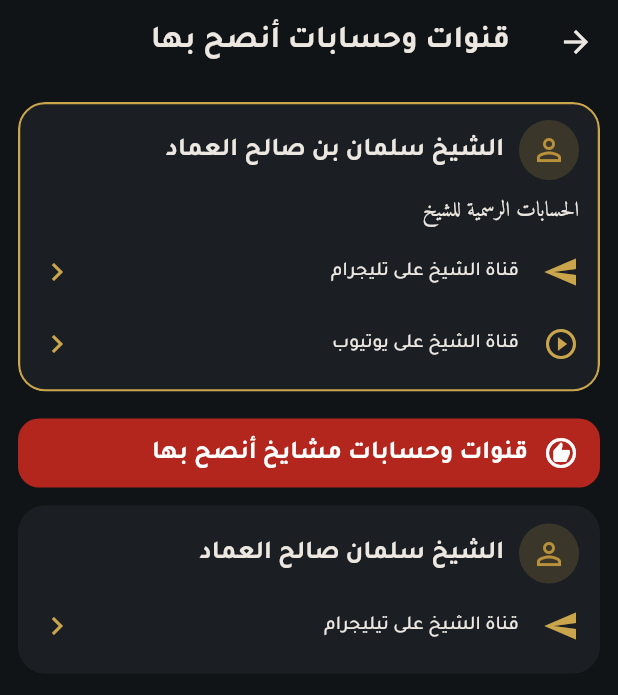
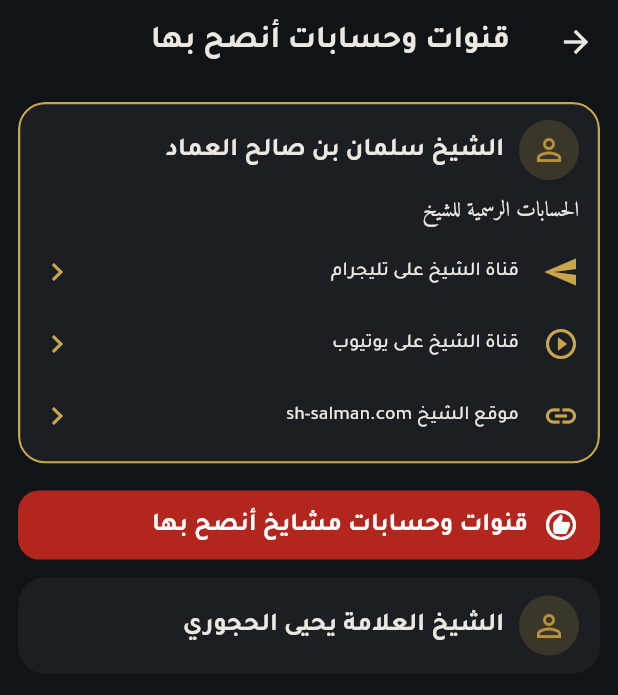
Before and after one commit to www774475437-svg/alemad, a Flutter app: the HomeShell screen opened directly, after a tap on the "nightlight" icon, after a tap on "المزيد", after a tap on "قنوات وحسابات أنصح بها", on a phone screen of 412 x 824 dp. Shown: the top 695 px of the screen. Run offline on Flutter 3.47's test engine with Material 3 defaults, Android fonts, the phone set to English and light mode, and no system bars; our stand-ins replace cloud_firestore, firebase_ai, firebase_auth, firebase_core, firebase_database, flutter_local_notifications and 13 more; missing offline and left inert: firebase_app_check, pdfrx, record, workmanager; accounts and stored records are empty; network calls fail.

Commit message:
الرئيسية: عناوين كبيرة وبطاقات أكبر وزر المزيد، القصائد بأبياتها، حذف الحساب المكرر، إضافة الشيخ يحيى الحجوري وموقع الشيخ

```diff
--- a/assets/data/links.json
+++ b/assets/data/links.json
@@ -1,7 +1,8 @@
 {
   "sheikh": [
     {"platform": "telegram", "name": "قناة الشيخ على تليجرام", "url": "https://t.me/salmansalehalemad"},
-    {"platform": "youtube",  "name": "قناة الشيخ على يوتيوب", "url": "https://youtube.com/@salmanalimad"}
+    {"platform": "youtube",  "name": "قناة الشيخ على يوتيوب", "url": "https://youtube.com/@salmanalimad"},
+    {"platform": "link", "name": "موقع الشيخ sh-salman.com", "url": "https://sh-salman.com"}
   ],
   "developer": {
     "name": "أبو عبد الرحمن أحمد الأثري",
--- a/lib/config.dart
+++ b/lib/config.dart
@@ -20,7 +20,7 @@ class AppConfig {
   /// The copy published on Google Play: Play updates it, so no APK update notices.
   static const fromPlay = bool.fromEnvironment('PLAY');
 
-  static const version = '1.5.0';
+  static const version = '1.5.1';
 
   /// Short link: channel answers are «…/#/a/<number>».
   static String fatwaLink(String id) =>
--- a/lib/main.dart
+++ b/lib/main.dart
@@ -205,7 +205,7 @@ class AlemadApp extends StatelessWidget {
       listenable: repo,
       builder: (context, _) => MaterialApp(
         navigatorKey: appNavKey,
-        title: 'سلمان العماد',
+        title: 'الشيخ سلمان العماد',
         debugShowCheckedModeBanner: false,
         locale: const Locale('ar'),
         supportedLocales: const [Locale('ar')],
--- a/lib/screens/accounts_screen.dart
+++ b/lib/screens/accounts_screen.dart
@@ -25,6 +25,8 @@ class AccountsScreen extends StatelessWidget {
     'link': 'موقع أو رابط آخر',
   };
 
+  static bool _isSheikh(String name) => name.contains('سلمان') && name.contains('العماد');
+
   static Future<void> _save(BuildContext context, List<Map<String, dynamic>> people, String log) async {
     final err = await Cloud.instance.setConfig('accounts', {'people': people}, log);
     if (context.mounted) {
@@ -39,7 +41,13 @@ class AccountsScreen extends StatelessWidget {
     return ListenableBuilder(
       listenable: Listenable.merge([cloud, repo]),
       builder: (context, _) {
-        final people = cloud.accounts;
+        // The sheikh's own account is shown once, at the top; it is not a
+        // scholar to recommend, so any copy of it in the saved list is dropped.
+        final people = [
+          for (final p in cloud.accounts)
+            if (!_isSheikh('${p['name'] ?? ''}')) p,
+        ];
+        final hasHajuri = people.any((p) => '${p['name'] ?? ''}'.contains('الحجوري'));
         final canEdit = cloud.ready && cloud.isFullAdmin;
         return Scaffold(
           appBar: AppBar(title: const Text('قنوات وحسابات أنصح بها')),
@@ -115,6 +123,9 @@ class AccountsScreen extends StatelessWidget {
                   ],
                 ),
               ),
+              // A scholar the sheikh recommends, shown without a channel for now.
+              if (!hasHajuri)
+                const _PersonCard(name: 'الشيخ العلامة يحيى الحجوري', links: []),
               for (var i = 0; i < people.length; i++)
                 _PersonCard(
                   name: '${people[i]['name'] ?? ''}',
--- a/lib/screens/home_shell.dart
+++ b/lib/screens/home_shell.dart
@@ -499,7 +499,7 @@ class _SideNav extends StatelessWidget {
               const ClipOval(child: AppLogo(size: 46)),
               const SizedBox(width: 10),
               Expanded(
-                child: Text('سلمان العماد',
+                child: Text('الشيخ سلمان العماد',
                     style: TextStyle(fontFamily: kUiFont, fontSize: 20, fontWeight: FontWeight.bold, color: accent)),
               ),
             ]),
--- a/lib/screens/home_tab.dart
+++ b/lib/screens/home_tab.dart
@@ -146,10 +146,12 @@ class _HomeTabState extends State<HomeTab> {
           const SliverToBoxAdapter(child: OccasionCard()),
           // Then «جديد …», row after row, as the site's home page has them.
           const SliverToBoxAdapter(child: NewAudioRow(listKey: 's1', title: 'جديد التلاوات', group: 'التلاوات')),
-          const SliverToBoxAdapter(child: NewAudioRow(listKey: 's6', title: 'جديد الخطب', group: 'الخطب والمحاضرات')),
           const SliverToBoxAdapter(
-              child: NewAudioRow(listKey: 's7', title: 'جديد المحاضرات', group: 'الخطب والمحاضرات')),
-          const SliverToBoxAdapter(child: NewAudioRow(listKey: 's16', title: 'جديد الردود', group: 'الردود')),
+              child: NewAudioRow(listKey: 's6', title: 'جديد الخطب', group: 'الخطب والمحاضرات', big: true)),
+          const SliverToBoxAdapter(
+              child: NewAudioRow(listKey: 's7', title: 'جديد المحاضرات', group: 'الخطب والمحاضرات', big: true)),
+          const SliverToBoxAdapter(
+              child: NewAudioRow(listKey: 's16', title: 'جديد الردود', group: 'الردود', big: true)),
           const SliverToBoxAdapter(child: LessonFieldsRow()),
           SliverToBoxAdapter(
             child: TextsRow(
@@ -161,6 +163,7 @@ class _HomeTabState extends State<HomeTab> {
             child: TextsRow(
                 title: 'القصائد الشعرية',
                 items: siteTexts(const ['القصائد']),
+                poem: true,
                 more: const TextsScreen(title: 'القصائد', sections: ['القصائد'])),
           ),
           SliverToBoxAdapter(
@@ -286,10 +289,11 @@ class _Header extends StatelessWidget {
                 children: [
                   ClipOval(child: AppLogo(size: 40)),
                   const SizedBox(width: 10),
-                  Text('سلمان العماد',
-                      style: TextStyle(
-                          fontFamily: 'Tajawal', color: ink, fontSize: 23, fontWeight: FontWeight.bold)),
-                  const Spacer(),
+                  Expanded(
+                    child: Text('الشيخ سلمان العماد',
+                        style: TextStyle(
+                            fontFamily: 'Amiri', color: ink, fontSize: 26, fontWeight: FontWeight.bold)),
+                  ),
                   IconButton(
                     tooltip: dark ? 'الوضع الفاتح' : 'الوضع الداكن',
                     icon: Icon(dark ? Icons.wb_sunny_outlined : Icons.nightlight_outlined, color: ink),
@@ -303,7 +307,7 @@ class _Header extends StatelessWidget {
                 ],
               ),
               const SizedBox(height: 6),
-              Text('دروس وفوائد وأجوبة الشيخ سلمان بن صالح العماد',
+              Text('التطبيق الرسمي للشيخ سلمان بن صالح العماد',
                   style: TextStyle(color: soft, fontSize: 14.5, height: 1.7)),
               const SizedBox(height: 18),
               Material(
--- a/pubspec.yaml
+++ b/pubspec.yaml
@@ -1,7 +1,7 @@
 name: alemad
 description: "تطبيق سلمان العماد — فتاوى ومقالات وكتب الشيخ سلمان بن صالح العماد"
 publish_to: 'none'
-version: 1.5.0+1
+version: 1.5.1+2
 
 environment:
   sdk: '>=3.3.0 <4.0.0'
```
Also changed, not shown: lib/screens/site_home.dart (+96 -19 lines).
